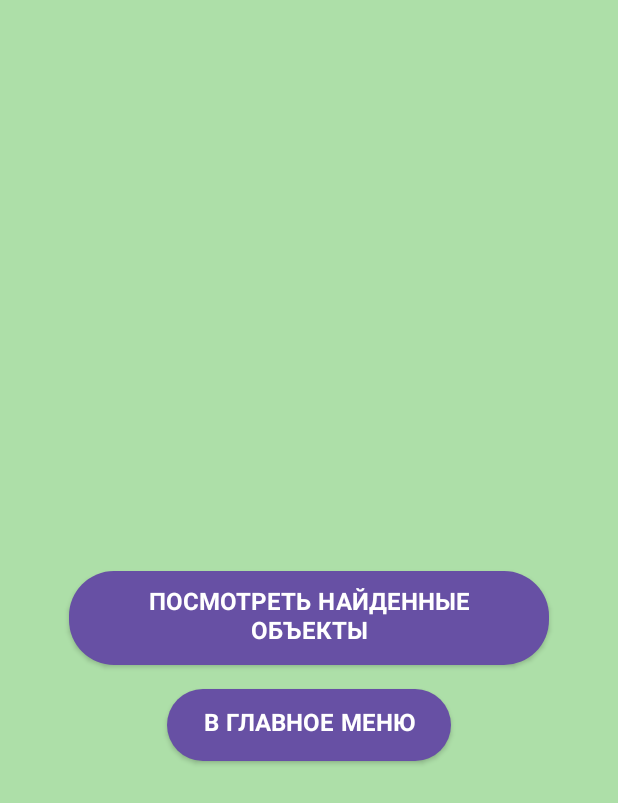
After one commit to ribtie/KostromskayaSloboda, an Android app: the layout activity_completion.xml on its own in the app's theme, with its tools: preview values and no code run, on a phone screen of 412 x 824 dp. The commit adds this screen. Shown: the top 803 px of the screen. Run offline under Robolectric (Android 15) with nearby library versions, the phone set to English and light mode, and no system bars.

Commit message:
вкладки. итог. справка прогресса.

```diff
--- a/app/src/main/AndroidManifest.xml
+++ b/app/src/main/AndroidManifest.xml
@@ -25,7 +25,8 @@
             </intent-filter>
         </activity>
         <activity android:name=".MapActivity"/>
-
+        <activity android:name=".CompletionActivity"/>
+        <activity android:name=".FoundObjectsActivity"/>
         <meta-data
             android:name="preloaded_fonts"
             android:resource="@array/preloaded_fonts" />
--- /dev/null
+++ b/app/src/main/res/layout/activity_completion.xml
@@ -0,0 +1,35 @@
+<?xml version="1.0" encoding="utf-8"?>
+<LinearLayout xmlns:android="http://schemas.android.com/apk/res/android"
+    android:layout_width="match_parent"
+    android:layout_height="match_parent"
+    android:orientation="vertical"
+    android:gravity="center"
+    android:padding="24dp"
+    android:background="#ADDFA8">
+
+    <TextView
+        android:id="@+id/congratsText"
+        android:layout_width="wrap_content"
+        android:layout_height="wrap_content"
+        android:textSize="24sp"
+        android:textStyle="bold"
+        android:textColor="#000000"
+        android:gravity="center"
+        android:layout_marginBottom="32dp"/>
+
+    <Button
+        android:id="@+id/objectsButton"
+        android:layout_width="wrap_content"
+        android:layout_height="wrap_content"
+        android:text="Посмотреть найденные объекты"
+        android:layout_marginBottom="16dp"
+        style="@style/GameButtonStyle"/>
+
+    <Button
+        android:id="@+id/mainMenuButton"
+        android:layout_width="wrap_content"
+        android:layout_height="wrap_content"
+        android:text="В главное меню"
+        style="@style/GameButtonStyle"/>
+
+</LinearLayout>
```
Also changed, not shown: app/src/main/java/com/example/kostromskayasloboda/CompletionActivity.java (added, +35 -0 lines), app/src/main/java/com/example/kostromskayasloboda/FoundObjectsActivity.java (added, +30 -0 lines), app/src/main/java/com/example/kostromskayasloboda/MapActivity.java (+77 -36 lines), app/src/main/res/layout/activity_found_objects.xml (added, +29 -0 lines), app/src/main/res/layout/activity_map.xml (+19 -2 lines), app/src/main/res/layout/dialog_completion.xml (added, +22 -0 lines).
